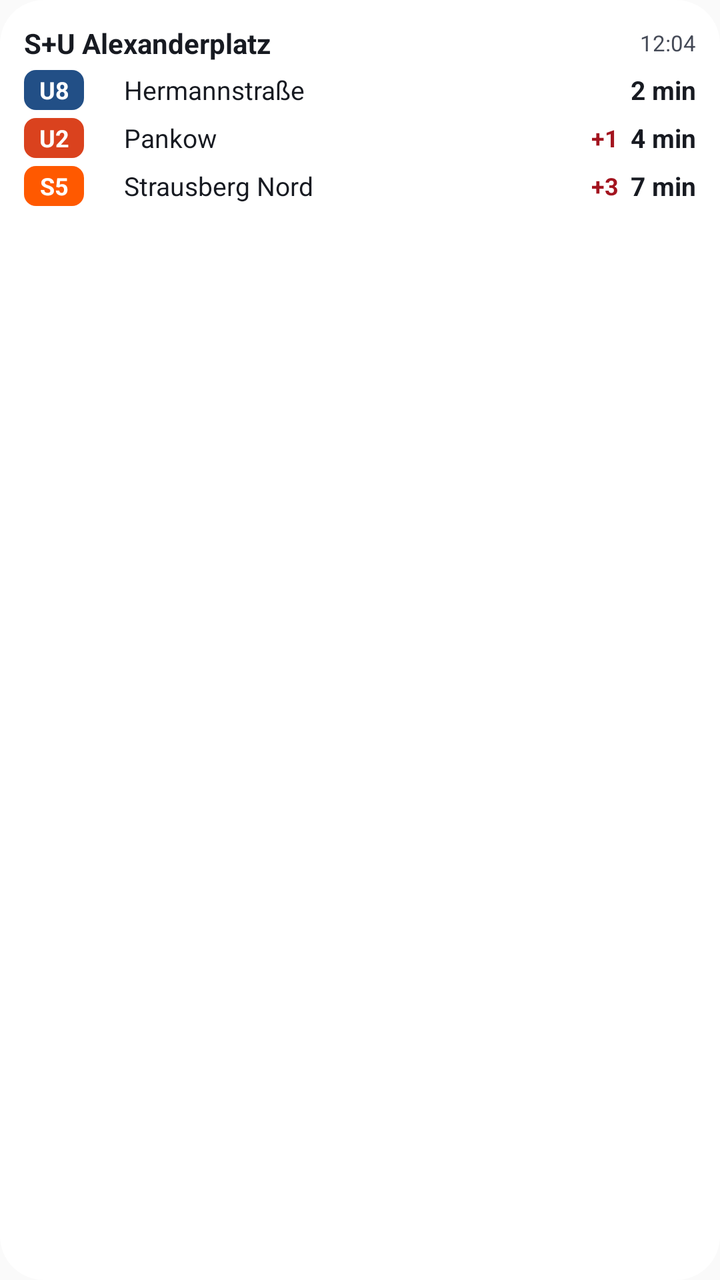
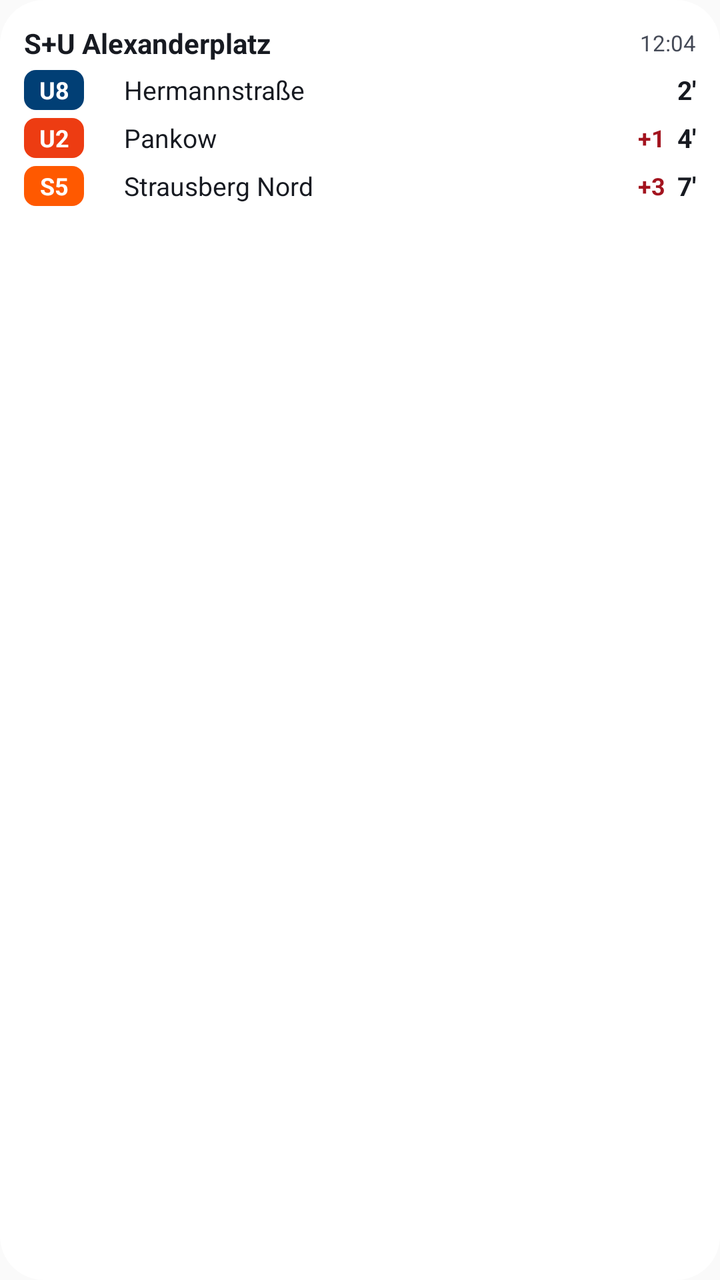

The first picture is an Android layout as it rendered before a commit; the second is the same layout after the commit. The layout source and the unified diff follow.
<!-- AndroidManifest.xml: application theme Theme.NextStop -->
<!-- res/layout/widget_preview_departures.xml -->
<?xml version="1.0" encoding="utf-8"?>
<LinearLayout
    xmlns:android="http://schemas.android.com/apk/res/android"
    android:layout_width="match_parent"
    android:layout_height="match_parent"
    android:background="@drawable/widget_preview_card"
    android:orientation="vertical"
    android:padding="12dp">
    <LinearLayout
        android:layout_width="match_parent"
        android:layout_height="wrap_content"
        android:layout_marginTop="0dp"
        android:orientation="horizontal"
        android:gravity="center_vertical">
        <TextView
            android:layout_width="0dp"
            android:layout_weight="1"
            android:layout_height="wrap_content"
            android:maxLines="1"
            android:ellipsize="end"
            android:text="S+U Alexanderplatz"
            android:textColor="#171A21"
            android:textSize="14sp"
            android:textStyle="bold" />
        <TextView
            android:layout_width="wrap_content"
            android:layout_height="wrap_content"
            android:maxLines="1"
            android:ellipsize="end"
            android:text="12:04"
            android:textColor="#454A57"
            android:textSize="11sp" />
    </LinearLayout>
    <LinearLayout
        android:layout_width="match_parent"
        android:layout_height="wrap_content"
        android:layout_marginTop="4dp"
        android:orientation="horizontal"
        android:gravity="center_vertical">
        <FrameLayout
            android:layout_width="44dp"
            android:layout_height="wrap_content">
            <TextView
                android:layout_width="wrap_content"
                android:layout_height="20dp"
                android:minWidth="30dp"
                android:gravity="center"
                android:paddingHorizontal="6dp"
                android:background="@drawable/widget_preview_pill"
                android:backgroundTint="#224F86"
                android:text="U8"
                android:textColor="#FFFFFF"
                android:textSize="12sp"
                android:textStyle="bold" />
        </FrameLayout>
        <FrameLayout
            android:layout_width="6dp"
            android:layout_height="1dp" />
        <TextView
            android:layout_width="0dp"
            android:layout_weight="1"
            android:layout_height="wrap_content"
            android:maxLines="1"
            android:ellipsize="end"
            android:text="Hermannstraße"
            android:textColor="#171A21"
            android:textSize="13sp" />
        <TextView
            android:layout_width="wrap_content"
            android:layout_height="wrap_content"
            android:maxLines="1"
            android:ellipsize="end"
            android:text="2 min"
            android:textColor="#171A21"
            android:textSize="13sp"
            android:textStyle="bold" />
    </LinearLayout>
    <LinearLayout
        android:layout_width="match_parent"
        android:layout_height="wrap_content"
        android:layout_marginTop="4dp"
        android:orientation="horizontal"
        android:gravity="center_vertical">
        <FrameLayout
            android:layout_width="44dp"
            android:layout_height="wrap_content">
            <TextView
                android:layout_width="wrap_content"
                android:layout_height="20dp"
                android:minWidth="30dp"
                android:gravity="center"
                android:paddingHorizontal="6dp"
                android:background="@drawable/widget_preview_pill"
                android:backgroundTint="#DA421E"
                android:text="U2"
                android:textColor="#FFFFFF"
                android:textSize="12sp"
                android:textStyle="bold" />
        </FrameLayout>
        <FrameLayout
            android:layout_width="6dp"
            android:layout_height="1dp" />
        <TextView
            android:layout_width="0dp"
            android:layout_weight="1"
            android:layout_height="wrap_content"
            android:maxLines="1"
            android:ellipsize="end"
            android:text="Pankow"
            android:textColor="#171A21"
            android:textSize="13sp" />
        <TextView
            android:layout_width="wrap_content"
            android:layout_height="wrap_content"
            android:maxLines="1"
            android:ellipsize="end"
            android:text="+1"
            android:textColor="#A3141F"
            android:textSize="12sp"
            android:textStyle="bold" />
        <FrameLayout
            android:layout_width="6dp"
            android:layout_height="1dp" />
        <TextView
            android:layout_width="wrap_content"
            android:layout_height="wrap_content"
            android:maxLines="1"
            android:ellipsize="end"
            android:text="4 min"
            android:textColor="#171A21"
            android:textSize="13sp"
            android:textStyle="bold" />
    </LinearLayout>
    <LinearLayout
        android:layout_width="match_parent"
        android:layout_height="wrap_content"
        android:layout_marginTop="4dp"
        android:orientation="horizontal"
        android:gravity="center_vertical">
        <FrameLayout
            android:layout_width="44dp"
            android:layout_height="wrap_content">
            <TextView
                android:layout_width="wrap_content"
                android:layout_height="20dp"
                android:minWidth="30dp"
                android:gravity="center"
                android:paddingHorizontal="6dp"
                android:background="@drawable/widget_preview_pill"
                android:backgroundTint="#FF5900"
                android:text="S5"
                android:textColor="#FFFFFF"
                android:textSize="12sp"
                android:textStyle="bold" />
        </FrameLayout>
        <FrameLayout
            android:layout_width="6dp"
            android:layout_height="1dp" />
        <TextView
            android:layout_width="0dp"
            android:layout_weight="1"
            android:layout_height="wrap_content"
            android:maxLines="1"
            android:ellipsize="end"
            android:text="Strausberg Nord"
            android:textColor="#171A21"
            android:textSize="13sp" />
        <TextView
            android:layout_width="wrap_content"
            android:layout_height="wrap_content"
            android:maxLines="1"
            android:ellipsize="end"
            android:text="+3"
            android:textColor="#A3141F"
            android:textSize="12sp"
            android:textStyle="bold" />
        <FrameLayout
            android:layout_width="6dp"
            android:layout_height="1dp" />
        <TextView
            android:layout_width="wrap_content"
            android:layout_height="wrap_content"
            android:maxLines="1"
            android:ellipsize="end"
            android:text="7 min"
            android:textColor="#171A21"
            android:textSize="13sp"
            android:textStyle="bold" />
    </LinearLayout>
</LinearLayout>
<!-- resources referenced by this layout -->
<resources>
  <!-- drawable widget_preview_card (drawable) -->
  <?xml version="1.0" encoding="utf-8"?>
  <shape xmlns:android="http://schemas.android.com/apk/res/android" android:shape="rectangle">
      <solid android:color="#FFFFFFFF" />
      <corners android:radius="22dp" />
  </shape>
  <!-- drawable widget_preview_pill (drawable) -->
  <?xml version="1.0" encoding="utf-8"?>
  <shape xmlns:android="http://schemas.android.com/apk/res/android" android:shape="rectangle">
      <solid android:color="#FFFFFFFF" />
      <corners android:radius="6dp" />
  </shape>
  <style name="Theme.NextStop" parent="android:Theme.Material.Light.NoActionBar" />
</resources>

<!-- the commit's change to res/layout/widget_preview_departures.xml (unified diff, before → after) -->
@@ -47,7 +47,7 @@
                 android:gravity="center"
                 android:paddingHorizontal="6dp"
                 android:background="@drawable/widget_preview_pill"
-                android:backgroundTint="#224F86"
+                android:backgroundTint="#013F75"
                 android:text="U8"
                 android:textColor="#FFFFFF"
                 android:textSize="12sp"
@@ -70,7 +70,7 @@
             android:layout_height="wrap_content"
             android:maxLines="1"
             android:ellipsize="end"
-            android:text="2 min"
+            android:text="2′"
             android:textColor="#171A21"
             android:textSize="13sp"
             android:textStyle="bold" />
@@ -91,7 +91,7 @@
                 android:gravity="center"
                 android:paddingHorizontal="6dp"
                 android:background="@drawable/widget_preview_pill"
-                android:backgroundTint="#DA421E"
+                android:backgroundTint="#ED3C12"
                 android:text="U2"
                 android:textColor="#FFFFFF"
                 android:textSize="12sp"
@@ -126,7 +126,7 @@
             android:layout_height="wrap_content"
             android:maxLines="1"
             android:ellipsize="end"
-            android:text="4 min"
+            android:text="4′"
             android:textColor="#171A21"
             android:textSize="13sp"
             android:textStyle="bold" />
@@ -182,7 +182,7 @@
             android:layout_height="wrap_content"
             android:maxLines="1"
             android:ellipsize="end"
-            android:text="7 min"
+            android:text="7′"
             android:textColor="#171A21"
             android:textSize="13sp"
             android:textStyle="bold" />
